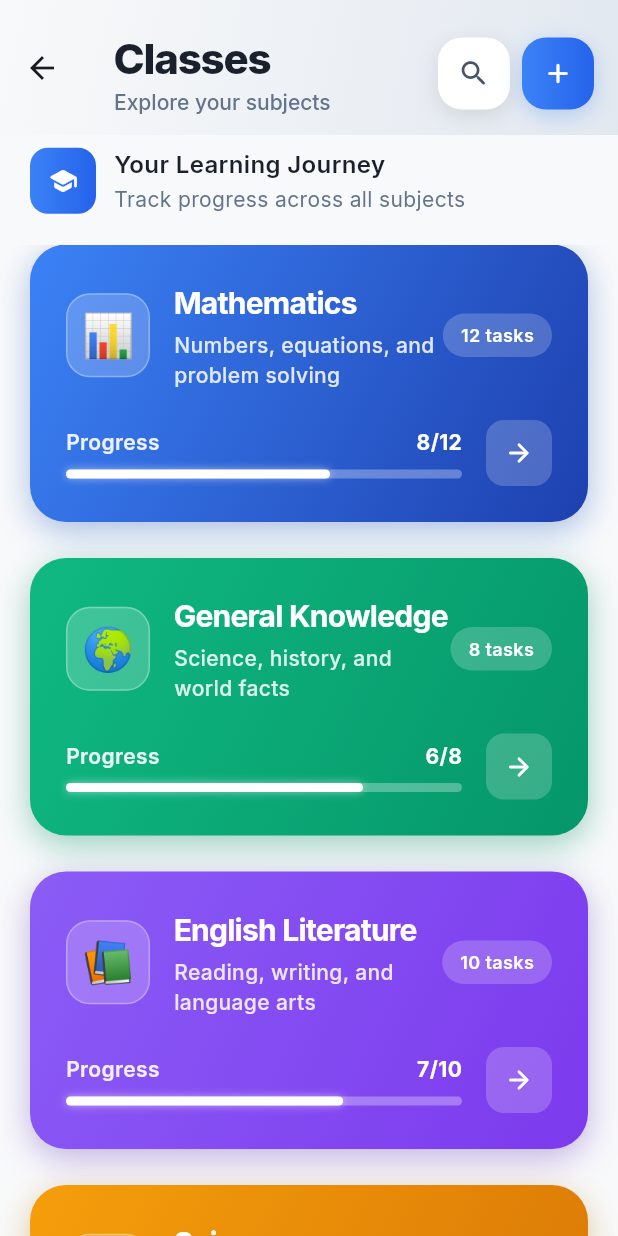
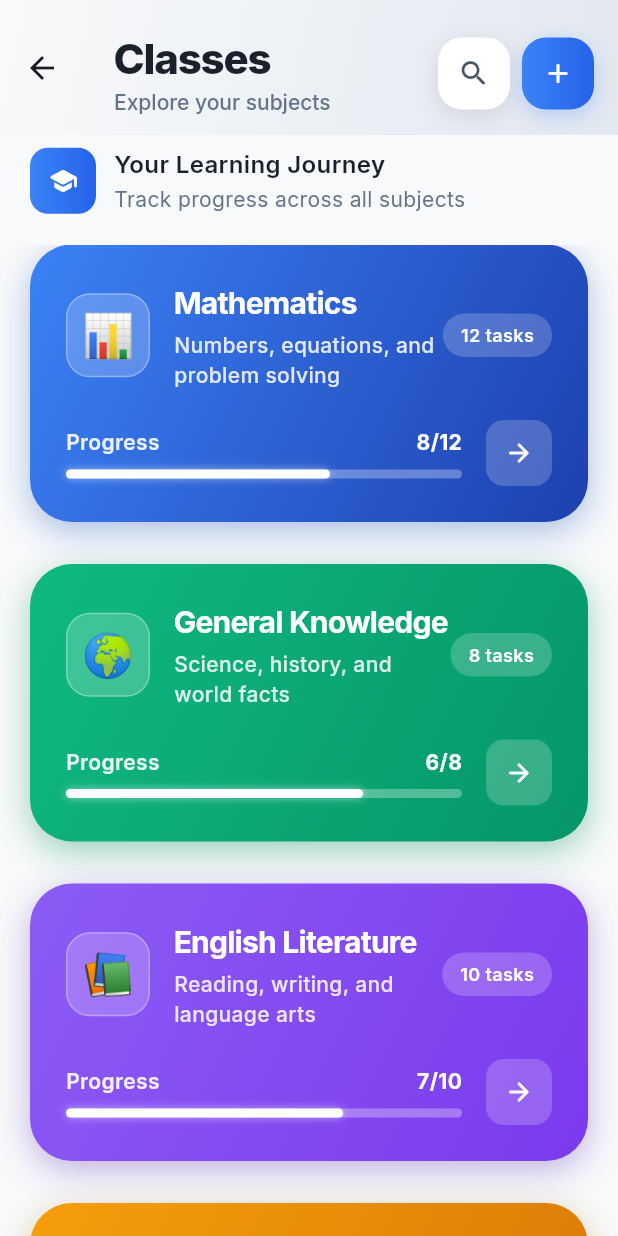
Before and after one commit to Innocent-Gershon/mobile_dev_summative, a Flutter app: the ClassesView screen opened directly, on a phone screen of 412 x 824 dp. Run offline on Flutter 3.47's test engine with Material 3 defaults, Android fonts, the phone set to English and light mode, and no system bars; our stand-ins replace animate_do, cloud_firestore, equatable, file_picker, firebase_auth, firebase_core and 7 more; accounts and stored records are empty; generated files the repository leaves out were written again.

Commit message:
ui: increase card border radius and spacing for modern look

```diff
--- a/edu_bridge_01/lib/presentation/pages/classes/classes_screen.dart
+++ b/edu_bridge_01/lib/presentation/pages/classes/classes_screen.dart
@@ -436,14 +436,14 @@ class _ClassesViewState extends State<ClassesView> with TickerProviderStateMixin
           child: Opacity(
             opacity: value,
             child: Container(
-              margin: const EdgeInsets.only(bottom: 24),
+              margin: const EdgeInsets.only(bottom: 28),
               decoration: BoxDecoration(
                 gradient: LinearGradient(
                   begin: Alignment.topLeft,
                   end: Alignment.bottomRight,
                   colors: subject['gradient'] as List<Color>,
                 ),
-                borderRadius: BorderRadius.circular(24),
+                borderRadius: BorderRadius.circular(28),
                 boxShadow: [
                   BoxShadow(
                     color: (subject['color'] as Color).withValues(alpha: 0.3),
```
